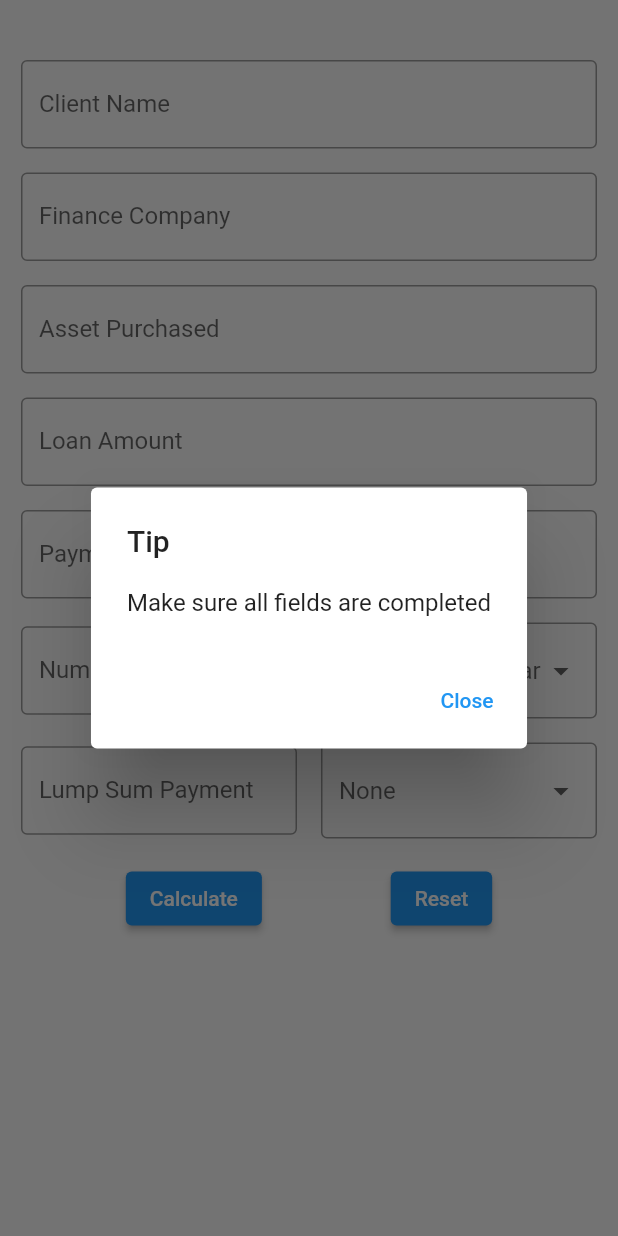
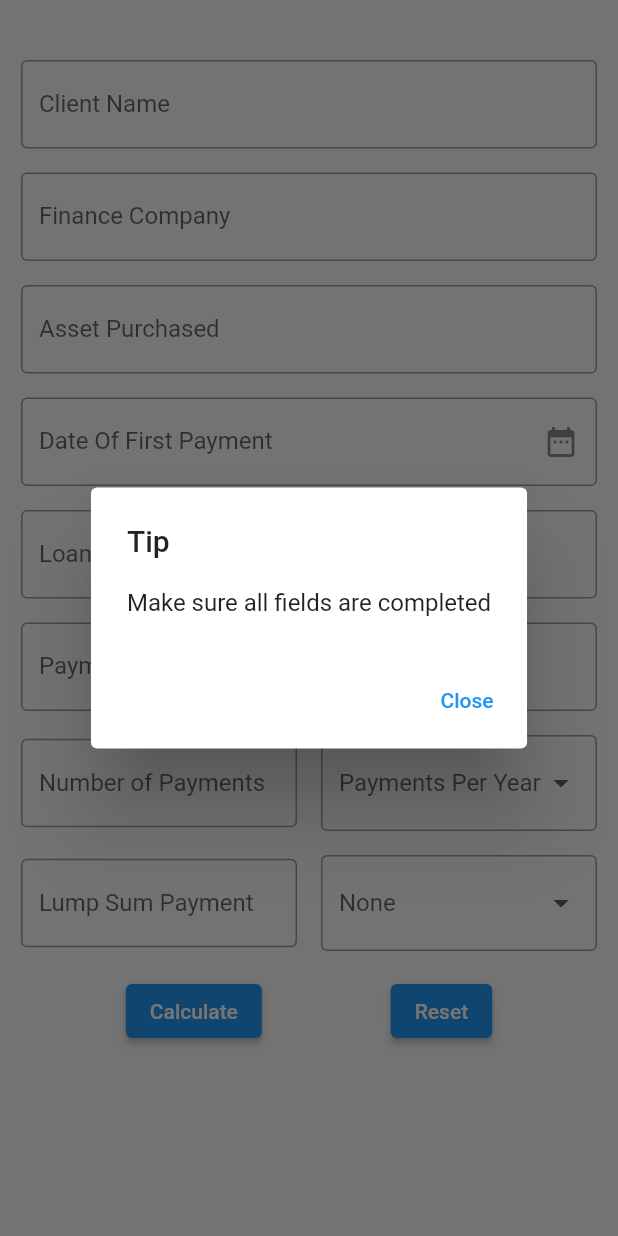
Before and after one commit to TikkaToRide/amortisation-calculator, a Flutter app: the screen it shows after launch, after a tap on "Calculate", on a phone screen of 412 x 824 dp. Run offline on Flutter 3.47's test engine with Material 2 defaults, Android fonts, the phone set to English and light mode, and no system bars.

Commit message:
Added date input box

```diff
--- a/lib/amortisation_form.dart
+++ b/lib/amortisation_form.dart
@@ -1,6 +1,7 @@
 import 'package:flutter/material.dart';
 import 'amortisation_schedule.dart';
 import 'calculate_interest_rate.dart';
+import 'package:intl/intl.dart';
 
 class MainForm extends StatefulWidget {
   const MainForm({super.key});
@@ -12,7 +13,7 @@ class MainForm extends StatefulWidget {
 final clientName = TextEditingController();
 final financeCompany = TextEditingController();
 final assetPurchased = TextEditingController();
-final dateOfFirstPayment = TextEditingController();
+TextEditingController dateOfFirstPayment = TextEditingController();
 final loanAmount = TextEditingController();
 final paymentAmount = TextEditingController();
 final numberOfPayments = TextEditingController();
@@ -76,7 +77,20 @@ class _AmortisationForm extends State<MainForm> {
                   ),
                 ),
               ),
-              //Need to insert date picker
+              Padding(
+                padding: const EdgeInsets.symmetric(horizontal: 8, vertical: 8),
+                child: TextField(
+                  controller: dateOfFirstPayment,
+                  decoration: const InputDecoration(
+                      border: OutlineInputBorder(),
+                      labelText: 'Date Of First Payment',
+                      suffixIcon: Icon(Icons.date_range)),
+                  readOnly: true,
+                  onTap: () => getDate(
+                    context: context,
+                  ),
+                ),
+              ),
               Padding(
                 padding: const EdgeInsets.symmetric(horizontal: 8, vertical: 8),
                 child: TextField(
@@ -263,6 +277,19 @@ class _AmortisationForm extends State<MainForm> {
   }
 }
 
+getDate({required BuildContext context}) async {
+  DateTime? dateSelected = await showDatePicker(
+    context: context,
+    initialDate: DateTime.now(),
+    firstDate: DateTime(2000),
+    lastDate: DateTime.now(),
+  );
+  if (dateSelected != null) {
+    return dateOfFirstPayment.text =
+        DateFormat('dd MMMM yyyy').format(dateSelected);
+  }
+}
+
 helpMessage(context) {
   return showDialog(
     context: context,
@@ -282,7 +309,7 @@ void resetForm() {
   clientName.clear();
   financeCompany.clear();
   assetPurchased.clear();
-  //dateOfFirstPayment.clear(); ***First need to add date input box***
+  dateOfFirstPayment.clear(); //***First need to add date input box***
   loanAmount.clear();
   paymentAmount.clear();
   numberOfPayments.clear();
--- a/pubspec.yaml
+++ b/pubspec.yaml
@@ -14,6 +14,7 @@ dev_dependencies:
   flutter_test:
     sdk: flutter
   flutter_lints: ^2.0.0
+  intl: ^0.18.0
 
 flutter:
   uses-material-design: true
```
Also changed, not shown: pubspec.lock.
